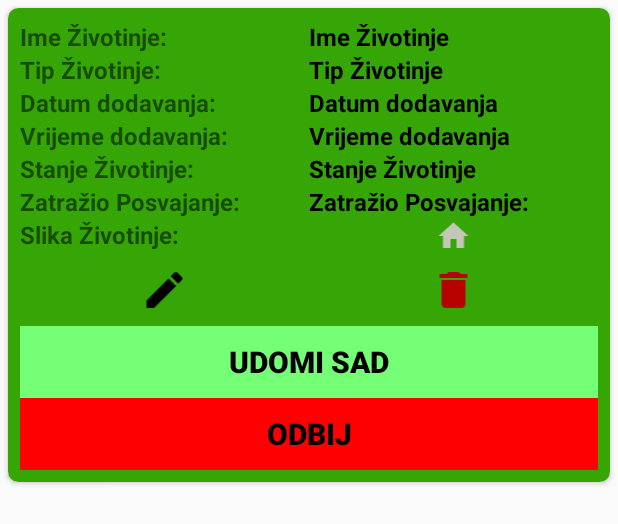
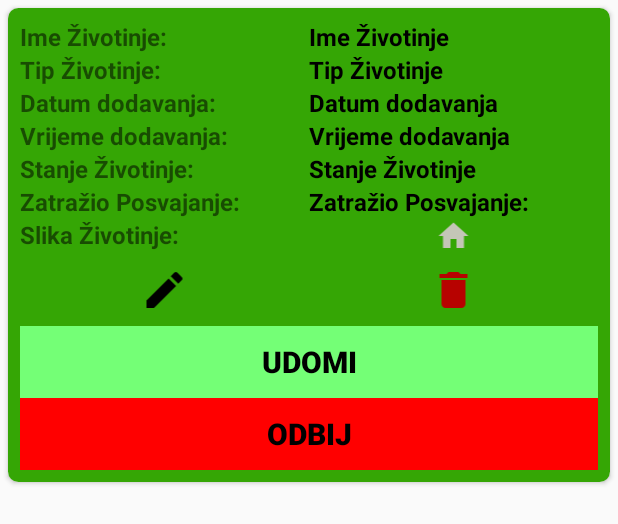
Before and after one commit to Xerokee/PIS_Azil, an Android app: the layout my_animal_item.xml on its own in the app's theme, with its tools: preview values and no code run, on a phone screen of 412 x 824 dp. Shown: the top 524 px of the screen. Run offline under Robolectric (Android 15) with nearby library versions, the phone set to English and light mode, and no system bars; Roboto replaces fonts that are not available here.

Commit message:
Few fixes

```diff
--- a/app/src/main/java/com/activity/pis_azil/adapters/MyAdoptionAdapter.java
+++ b/app/src/main/java/com/activity/pis_azil/adapters/MyAdoptionAdapter.java
@@ -155,7 +155,7 @@ public class MyAdoptionAdapter extends RecyclerView.Adapter<MyAdoptionAdapter.Vi
                 holder.adoptButton.setText("Udomljeno");
             } else {
                 holder.adoptButton.setEnabled(true);
-                holder.adoptButton.setText("Udomi sad");
+                holder.adoptButton.setText("Udomi");
                 holder.adoptButton.setOnClickListener(view -> {
                     int adapterPosition = holder.getAdapterPosition();
                     if (adapterPosition != RecyclerView.NO_POSITION) {
--- a/app/src/main/java/com/activity/pis_azil/fragments/MyItemRecyclerViewAdapter.java
+++ b/app/src/main/java/com/activity/pis_azil/fragments/MyItemRecyclerViewAdapter.java
@@ -130,7 +130,6 @@ public class MyItemRecyclerViewAdapter extends RecyclerView.Adapter<MyItemRecycl
                     }
                 } else {
                     Log.e("API Error", "Greška pri vraćanju životinje: " + response.message() + ", kod: " + response.code());
-                    Toast.makeText(context, "Greška pri vraćanju životinje", Toast.LENGTH_SHORT).show();
                 }
             }
 
--- a/app/src/main/res/layout/my_animal_item.xml
+++ b/app/src/main/res/layout/my_animal_item.xml
@@ -260,7 +260,7 @@
                 android:layout_width="match_parent"
                 android:layout_height="wrap_content"
                 android:layout_gravity="center"
-                android:text="Udomi sad"
+                android:text="Udomi"
                 android:textColor="@color/black"
                 android:background="@color/green_500"
                 android:textStyle="bold"
```
